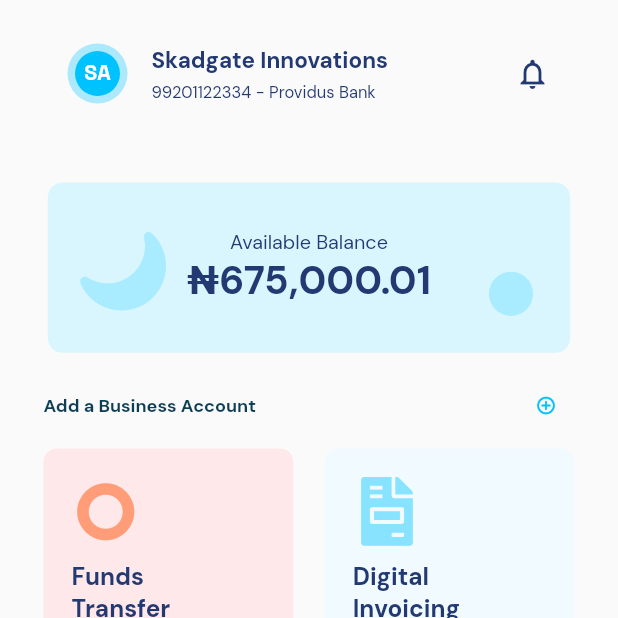
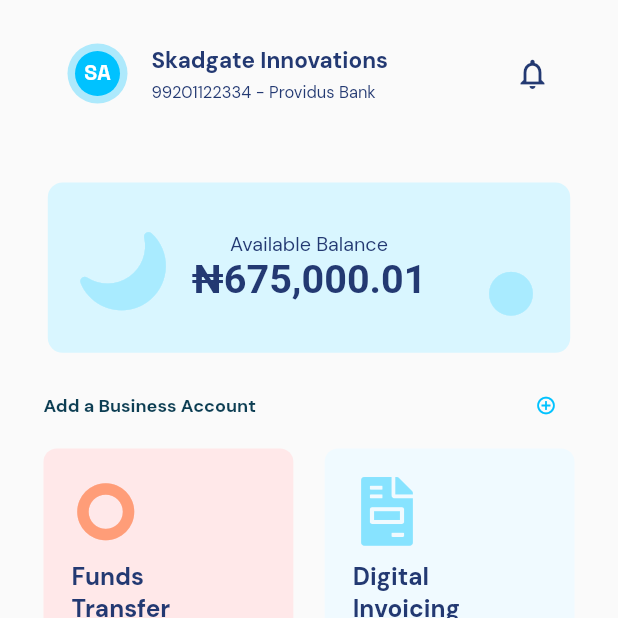
Before and after one commit to a-k-o-r-e-d-e/fintech_ui_screens, a Flutter app: the screen it shows after launch, on a phone screen of 412 x 824 dp, the top half of it. Run offline on Flutter 3.47's test engine with Material 2 defaults, Android fonts, the phone set to English and light mode, and no system bars; our stand-ins replace flutter_icons, flutter_screenutil, google_fonts, persistent_bottom_nav_bar.

Commit message:
** Fix Naira Sign not displaying bug

```diff
--- a/lib/screens/home_screen.dart
+++ b/lib/screens/home_screen.dart
@@ -93,7 +93,7 @@ class HomeScreen extends StatelessWidget {
                           ),
                           Text(
                             r"₦675,000.01",
-                            style: GoogleFonts.dmSans(
+                            style: GoogleFonts.roboto(
                                 fontSize: 26.sp,
                                 color: AppColors.blueText,
                                 fontWeight: FontWeight.bold),
```
